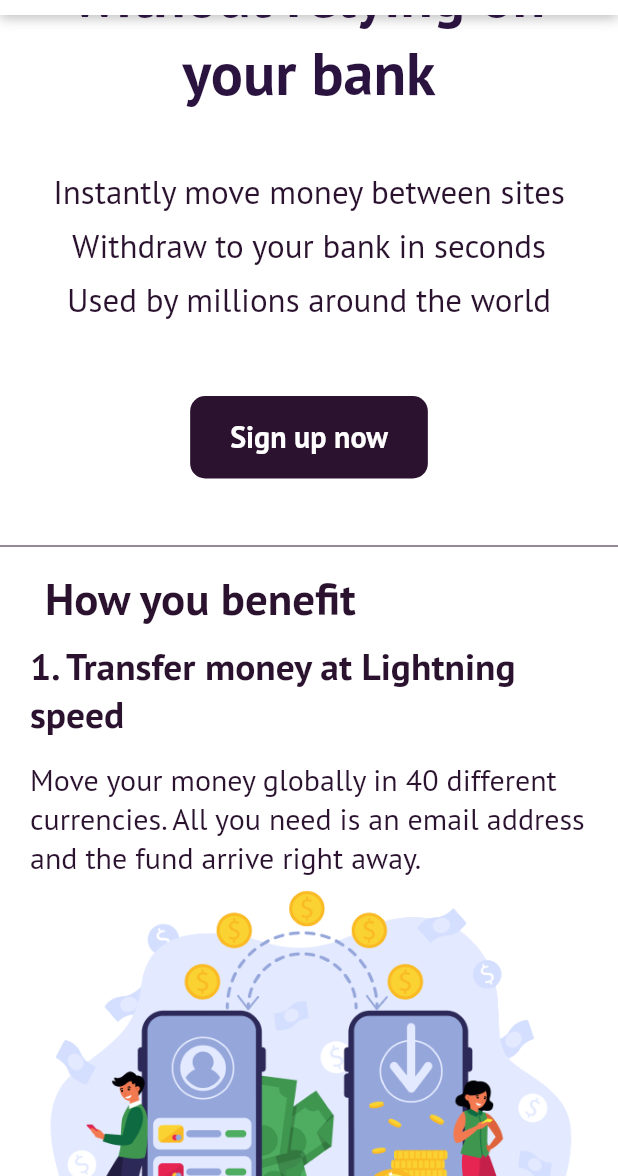
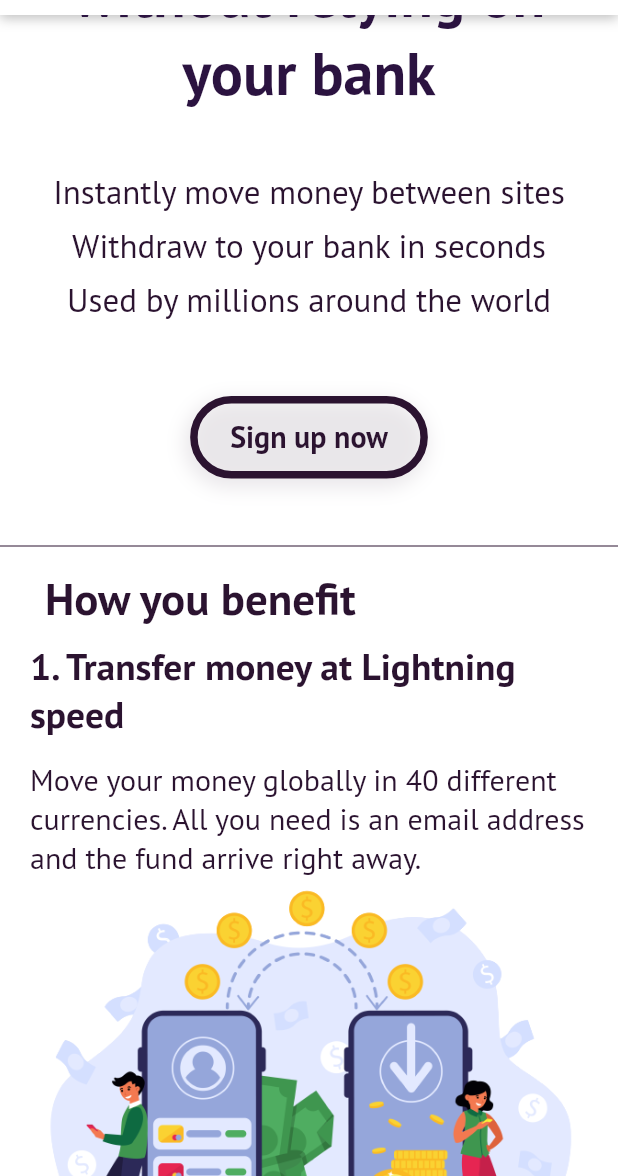
Before and after one commit to Sammyowei/roland_salary_website, a Flutter app: the screen it shows after launch, scrolled down 576 dp, on a phone screen of 412 x 824 dp, the part 60-1236 px from its top. Run offline on Flutter 3.47's test engine with Material 2 defaults, Android fonts, the phone set to English and light mode, and no system bars; our stand-ins replace google_fonts.

```diff
--- a/lib/Screens/Home-Screen/home_page.dart
+++ b/lib/Screens/Home-Screen/home_page.dart
@@ -2,6 +2,7 @@ import "package:flutter/material.dart";
 import 'package:google_fonts/google_fonts.dart';
 
 import 'package:roland_salary_website/Screens/Login-Screen/login_page.dart';
+import 'package:roland_salary_website/Screens/sign-up-screen/signup.dart';
 import 'package:roland_salary_website/util/responsive_helper.dart';
 
 class HomePage extends StatefulWidget {
@@ -25,6 +26,8 @@ class _HomePageState extends State<HomePage> {
               Expanded(
                   child: SingleChildScrollView(
                 controller: _scrollController,
+                physics: const AlwaysScrollableScrollPhysics(
+                    parent: ScrollPhysics(parent: ClampingScrollPhysics())),
                 child: Column(
                   children: [
                     const SizedBox(
@@ -297,53 +300,74 @@ and the fund arrive right away.""",
                     ),
                     getStartedButton(context),
                     const SizedBox(
-                      height: 100,
+                      height: 50,
                     ),
-                    const Divider(
-                      color: Colors.deepPurple,
-                    ),
-                    const SizedBox(
-                      height: 30,
-                    ),
-                    Padding(
-                      padding: const EdgeInsets.only(left: 25, right: 25),
+                    Container(
+                      padding: const EdgeInsets.only(left: 0, right: 0),
+                      height: 250,
+                      decoration: const BoxDecoration(
+                          color: Color(0xFF2B1330),
+                          borderRadius: BorderRadius.only(
+                              topLeft: Radius.circular(30),
+                              topRight: Radius.circular(30))),
+                      child: Stack(
+                        children: [
+                          Positioned(
+                            top: 30,
+                            left: 3,
+                            right: 3,
+                            child: Padding(
+                              padding:
+                                  const EdgeInsets.only(left: 25, right: 25),
                               child: Text(
-                        "Smarrtpayy platform is at your service with it's user friendly features, secure infastructure and applications that makes a difference.",
+                                "Smartpayy platform is at your service with it's user friendly features, secure infastructure and applications that makes a difference.",
                                 style: GoogleFonts.ptSans(
-                            fontSize: 20,
+                                    fontSize: 18,
                                     fontWeight: FontWeight.w600,
-                            color: const Color(0xFF2B1330).withOpacity(0.6)),
+                                    color: Colors.white54),
                                 textAlign: TextAlign.center,
                               ),
                             ),
-                    const SizedBox(
-                      height: 20,
                           ),
-                    Padding(
-                      padding: const EdgeInsets.only(left: 25, right: 25),
+                          Positioned(
+                            top: 140,
+                            left: 3,
+                            right: 3,
+                            child: Padding(
+                              padding:
+                                  const EdgeInsets.only(left: 25, right: 25),
                               child: Text(
                                 "© All right reserved 2022",
                                 style: GoogleFonts.ptSans(
-                            fontSize: 20,
+                                    fontSize: 18,
                                     fontWeight: FontWeight.w600,
-                            color: const Color(0xFF2B1330).withOpacity(0.8)),
+                                    color: Colors.white54),
                                 textAlign: TextAlign.center,
                               ),
                             ),
-                    const SizedBox(
-                      height: 10,
                           ),
-                    Padding(
-                      padding: const EdgeInsets.only(left: 25, right: 25),
+                          Positioned(
+                            top: 180,
+                            left: 3,
+                            right: 3,
+                            bottom: 0,
+                            child: Padding(
+                              padding:
+                                  const EdgeInsets.only(left: 25, right: 25),
                               child: Text(
                                 "smartpayy- the easiest place to recieve funds online.",
                                 style: GoogleFonts.ptSans(
                                   fontSize: 18,
                                   fontWeight: FontWeight.w600,
-                            color: const Color(0xFF2B1330).withOpacity(0.8)),
+                                  color: Colors.white54,
+                                ),
                                 textAlign: TextAlign.center,
                               ),
                             ),
+                          ),
+                        ],
+                      ),
+                    )
                   ],
                 ),
               ))
@@ -356,13 +380,26 @@ and the fund arrive right away.""",
 
   GestureDetector signUpButton(BuildContext context) {
     return GestureDetector(
+      onTap: () => Navigator.of(context).pushAndRemoveUntil(
+          MaterialPageRoute(
+            builder: (context) => const SignUpPage(),
+          ),
+          (route) => false),
       child: Container(
         height: 55,
         width: MediaQuery.of(context).size.width / 2.6,
         padding: EdgeInsets.zero,
         decoration: BoxDecoration(
-          borderRadius: BorderRadius.circular(10),
-          color: const Color(0xFF2B1330),
+          borderRadius: BorderRadius.circular(40),
+          border: Border.all(color: const Color(0xFF2B1330), width: 5),
+          boxShadow: [
+            BoxShadow(
+              color: const Color(0xFF2B1330).withOpacity(0.1),
+              offset: const Offset(-2, 4),
+              blurRadius: 10,
+              spreadRadius: 2,
+            ),
+          ],
         ),
         child: Center(
           child: Text(
@@ -370,7 +407,7 @@ and the fund arrive right away.""",
             style: GoogleFonts.ptSans(
               fontSize: 20,
               fontWeight: FontWeight.bold,
-              color: Colors.white,
+              color: const Color(0xFF2B1330),
             ),
           ),
         ),
@@ -380,19 +417,28 @@ and the fund arrive right away.""",
 
   GestureDetector getStartedButton(BuildContext context) {
     return GestureDetector(
+      onTap: () => Navigator.of(context).pushAndRemoveUntil(
+          MaterialPageRoute(
+            builder: (context) => const SignUpPage(),
+          ),
+          (route) => false),
       child: Container(
         height: 40,
         width: MediaQuery.of(context).size.width / 2.7,
         padding: EdgeInsets.zero,
         decoration: BoxDecoration(
-          borderRadius: BorderRadius.circular(10),
-          color: const Color(0xFF2B1330),
+          border: Border.all(color: const Color(0xFF2B1330), width: 5),
+          borderRadius: BorderRadius.circular(50),
+          color: Colors.transparent,
         ),
         child: Center(
           child: Text(
             "Get started",
             style: GoogleFonts.ptSans(
-                fontSize: 20, fontWeight: FontWeight.bold, color: Colors.white),
+              fontSize: 20,
+              fontWeight: FontWeight.bold,
+              color: const Color(0xFF2B1330),
+            ),
           ),
         ),
       ),
@@ -439,6 +485,11 @@ and the fund arrive right away.""",
 
   GestureDetector registerButton() {
     return GestureDetector(
+      onTap: () => Navigator.of(context).pushAndRemoveUntil(
+          MaterialPageRoute(
+            builder: (context) => const SignUpPage(),
+          ),
+          (route) => false),
       child: Container(
         padding: const EdgeInsets.only(right: 15),
         child: const Text(
```
Also changed, not shown: lib/Screens/Login-Screen/login_page.dart (+27 -13 lines), lib/Screens/sign-up-screen/signup.dart (added, +90 -0 lines), lib/widgets/text_fields.dart (+42 -18 lines). Lines whose indentation alone changed are shown as unchanged.
